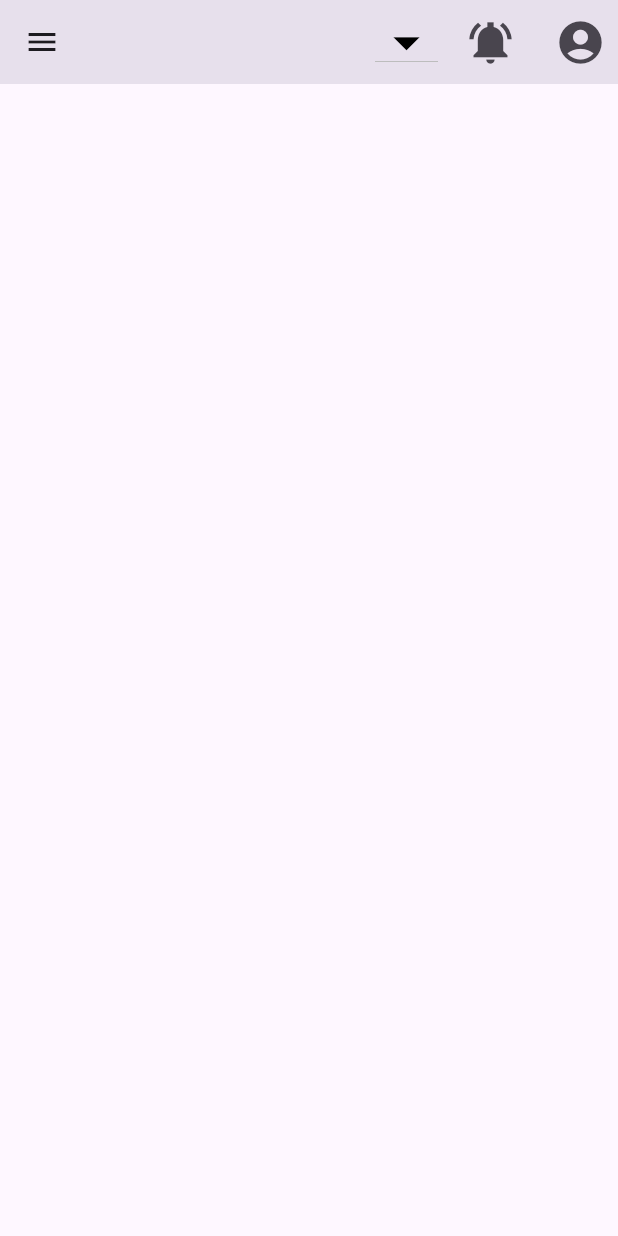
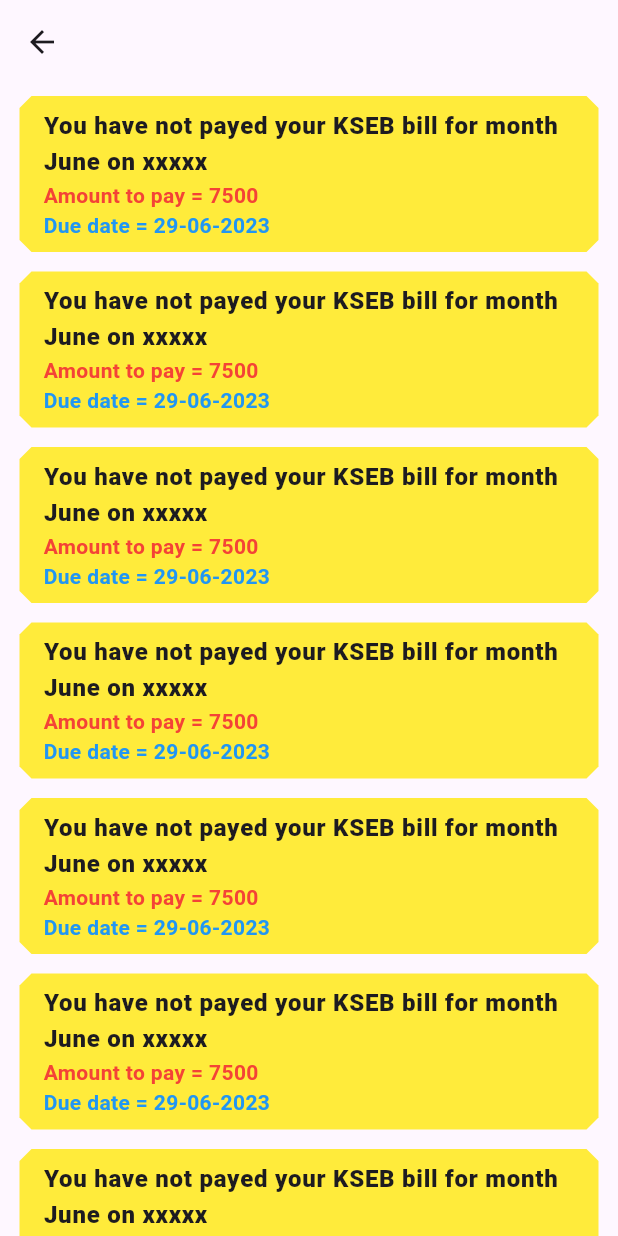
Before and after one commit to geethuvinil/my_home, a Flutter app: the screen it shows after launch, scrolled down 128 dp, after a tap on the "notifications active" icon, on a phone screen of 412 x 824 dp. Run offline on Flutter 3.47's test engine with Material 2 defaults, Android fonts, the light colour scheme and no system bars; our stand-ins replace animated_splash_screen, file_picker, get, image_picker, open_file; missing offline and left inert: avatar_view, graphview.

Commit message:
notification_Screen completed upload profile image started

```diff
--- a/lib/common_widgets/common_drawer.dart
+++ b/lib/common_widgets/common_drawer.dart
@@ -4,6 +4,7 @@
 import 'package:my_home_app/screens/account_screen.dart';
 import 'package:my_home_app/screens/addMoreFamily_screen.dart';
 import 'package:my_home_app/screens/documents_screen.dart';
+import 'package:my_home_app/screens/notification_screen.dart';
 import 'package:my_home_app/screens/payments_screen.dart';
 
 
@@ -32,7 +33,8 @@
             ),
           )),
           drawerListTile(
-              tileName: "Notifications", tileIcon: Icons.notifications),
+              tileName: "Notifications", tileIcon: Icons.notifications,
+              moveToScreen: () => NotificationScreen()),
           drawerListTile(tileName: "Documents", tileIcon: Icons.edit_document,
           moveToScreen: () => DocumentScreen(),),
           drawerListTile(
--- a/lib/screens/addMoreFamily_screen.dart
+++ b/lib/screens/addMoreFamily_screen.dart
@@ -1,4 +1,5 @@
 import 'package:flutter/material.dart';
+import 'package:get/get.dart';
 
 class AddMoreFamilyScreen extends StatefulWidget {
   const AddMoreFamilyScreen({super.key});
@@ -134,7 +135,9 @@
                       padding: const EdgeInsets.only(
                           top: 20, left: 90, right: 90, bottom: 30),
                       child: ElevatedButton(
-                          onPressed: () {}, child: Text("Cancel")),
+                          onPressed: () {
+                            Get.back();
+                          }, child: Text("Cancel")),
                     )
                   ],
                 ),
--- a/lib/screens/home_screen.dart
+++ b/lib/screens/home_screen.dart
@@ -4,6 +4,7 @@
 import 'package:graphview/GraphView.dart';
 import 'package:my_home_app/common_widgets/common_drawer.dart';
 import 'package:my_home_app/screens/account_screen.dart';
+import 'package:my_home_app/screens/notification_screen.dart';
 import 'package:my_home_app/screens/treeview_screen.dart';
 
 class HomeScreen extends StatefulWidget {
@@ -35,7 +36,9 @@
             width: 10,
           ),
           IconButton(
-              onPressed: () {},
+              onPressed: () {
+                 Get.to(() => NotificationScreen());
+              },
               icon: Icon(
                 Icons.notifications_active_sharp,
                 size: 34,
--- /dev/null
+++ b/lib/screens/notification_screen.dart
@@ -0,0 +1,53 @@
+import 'package:flutter/material.dart';
+
+class NotificationScreen extends StatefulWidget {
+  const NotificationScreen({super.key});
+
+  @override
+  State<NotificationScreen> createState() => _NotificationScreenState();
+}
+
+class _NotificationScreenState extends State<NotificationScreen> {
+  @override
+  Widget build(BuildContext context) {
+    return Scaffold(
+      appBar: AppBar(),
+      body: SingleChildScrollView(
+          child: ListView.builder(
+        physics: BouncingScrollPhysics(),
+        shrinkWrap: true,
+        itemCount: 11,
+        itemBuilder: (context, index) {
+          return Padding(
+            padding: const EdgeInsets.only(top: 8, left: 13, right: 13,bottom: 5),
+            child: ListTile(
+              shape: BeveledRectangleBorder(
+                  borderRadius: BorderRadius.circular(8)),
+              tileColor: Colors.yellow,
+              title: Text(
+                "You have not payed your KSEB bill for month June on xxxxx",
+                style: TextStyle(fontWeight: FontWeight.w800),
+              ),
+              subtitle: Column(
+                crossAxisAlignment: CrossAxisAlignment.start,
+                children: [
+                  Text(
+                    "Amount to pay = 7500",
+                    style: TextStyle(
+                        fontWeight: FontWeight.w600, color: Colors.red),
+                  ),
+                  Text(
+                    "Due date = 29-06-2023",
+                    style: TextStyle(
+                        fontWeight: FontWeight.w600, color: Colors.blue),
+                  ),
+                ],
+              ),
+            ),
+          );
+
+        },
+      )),
+    );
+  }
+}
--- a/pubspec.yaml
+++ b/pubspec.yaml
@@ -41,6 +41,7 @@
   avatar_view: ^1.0.1
   file_picker: ^5.5.0
   open_file: ^3.3.2
+  image_picker: ^1.0.4
 
 dev_dependencies:
   flutter_test:
```
Also changed, not shown: lib/screens/account_screen.dart (+29 -3 lines), pubspec.lock, 5 other files.
